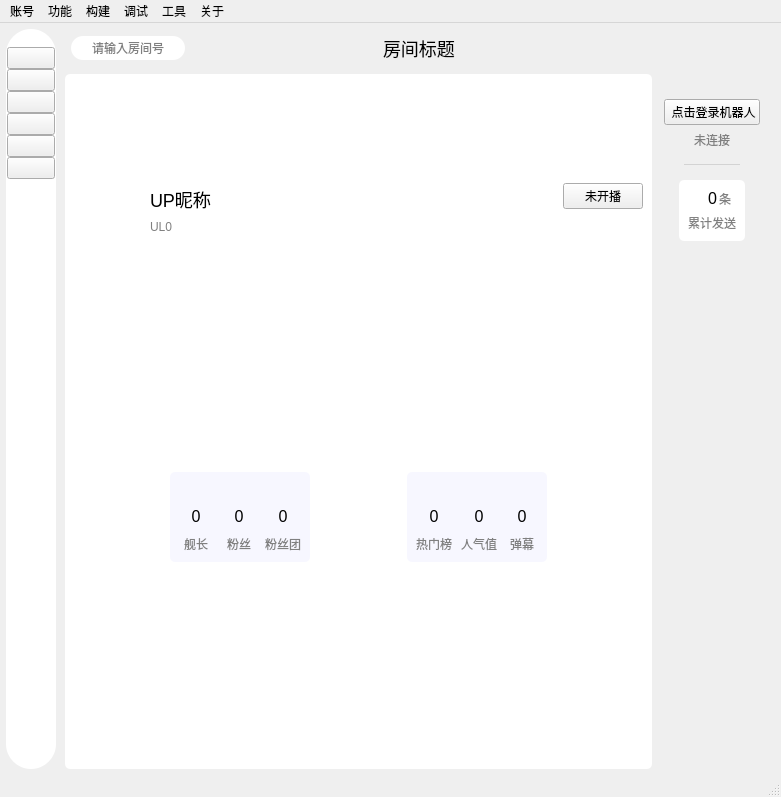
Above: mainwindow/mainwindow.ui from iwxyi/Bilibili-MagicalDanmaku before the change. Below: the same form after it.
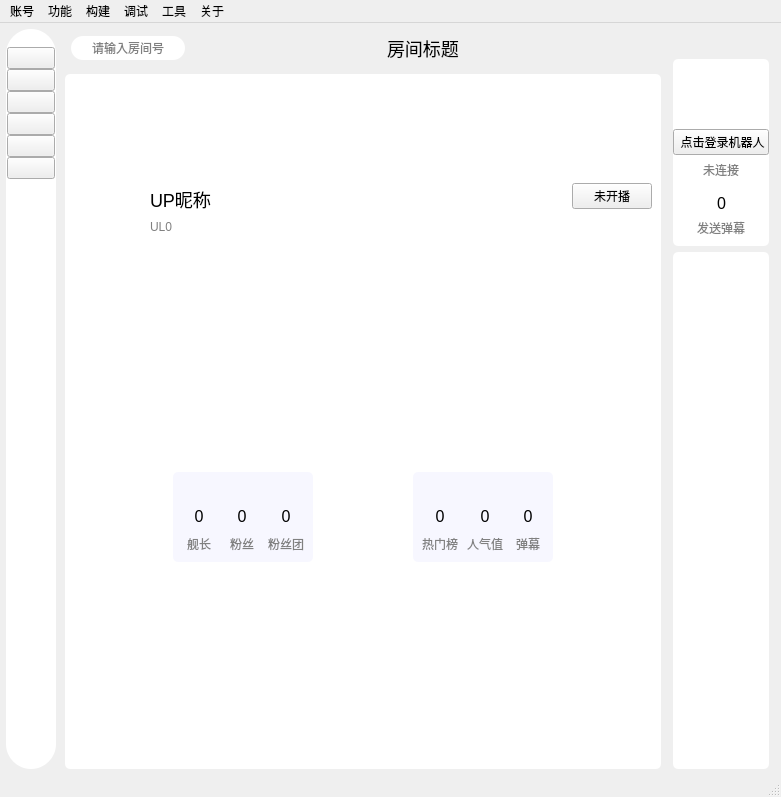
That is the form after the change. The open tabs and pages were chosen to show the change. Icons and pictures are not drawn. Custom widgets are drawn as their Qt base class.

Commit message: UI添加机器人卡片

```diff
--- a/mainwindow/mainwindow.ui
+++ b/mainwindow/mainwindow.ui
@@ -209,7 +209,7 @@
          <number>0</number>
         </property>
         <property name="rightMargin">
-         <number>9</number>
+         <number>0</number>
         </property>
         <property name="bottomMargin">
          <number>0</number>
@@ -870,12 +870,66 @@
          </layout>
         </item>
         <item>
-         <layout class="QVBoxLayout" name="verticalLayout_21">
+         <layout class="QVBoxLayout" name="verticalLayout_21" stretch="0,0,1">
           <property name="leftMargin">
            <number>6</number>
           </property>
           <property name="rightMargin">
            <number>6</number>
+          </property>
+          <item>
+           <layout class="QHBoxLayout" name="horizontalLayout_51">
+            <property name="leftMargin">
+             <number>6</number>
+            </property>
+            <property name="topMargin">
+             <number>6</number>
+            </property>
+            <property name="rightMargin">
+             <number>6</number>
+            </property>
+            <property name="bottomMargin">
+             <number>6</number>
+            </property>
+            <item>
+             <widget class="QWidget" name="roomIdSpacingWidget_3" native="true">
+              <property name="minimumSize">
+               <size>
+                <width>0</width>
+                <height>12</height>
+               </size>
+              </property>
+             </widget>
+            </item>
+           </layout>
+          </item>
+          <item>
+           <widget class="QWidget" name="robotInfoWidget" native="true">
+            <property name="minimumSize">
+             <size>
+              <width>20</width>
+              <height>20</height>
+             </size>
+            </property>
+            <property name="styleSheet">
+             <string notr="true">#robotInfoWidget
+{
+	background: white;
+	border-radius: 5px;
+}</string>
+            </property>
+            <layout class="QVBoxLayout" name="verticalLayout_62">
+             <property name="leftMargin">
+              <number>0</number>
+             </property>
+             <property name="topMargin">
+              <number>0</number>
+             </property>
+             <property name="rightMargin">
+              <number>0</number>
+             </property>
+             <property name="bottomMargin">
+              <number>0</number>
           </property>
           <item>
            <widget class="ClickableLabel" name="robotHeaderLabel">
@@ -927,58 +981,6 @@
             </property>
            </widget>
           </item>
-          <item>
-           <spacer name="verticalSpacer_13">
-            <property name="orientation">
-             <enum>Qt::Vertical</enum>
-            </property>
-            <property name="sizeType">
-             <enum>QSizePolicy::Fixed</enum>
-            </property>
-            <property name="sizeHint" stdset="0">
-             <size>
-              <width>20</width>
-              <height>9</height>
-             </size>
-            </property>
-           </spacer>
-          </item>
-          <item>
-           <widget class="QWidget" name="widget_6" native="true">
-            <property name="minimumSize">
-             <size>
-              <width>0</width>
-              <height>1</height>
-             </size>
-            </property>
-            <property name="maximumSize">
-             <size>
-              <width>16777215</width>
-              <height>1</height>
-             </size>
-            </property>
-            <property name="styleSheet">
-             <string notr="true">background: lightgray;
-margin: 20px;</string>
-            </property>
-           </widget>
-          </item>
-          <item>
-           <spacer name="verticalSpacer_14">
-            <property name="orientation">
-             <enum>Qt::Vertical</enum>
-            </property>
-            <property name="sizeType">
-             <enum>QSizePolicy::Fixed</enum>
-            </property>
-            <property name="sizeHint" stdset="0">
-             <size>
-              <width>20</width>
-              <height>9</height>
-             </size>
-            </property>
-           </spacer>
-          </item>
           <item>
            <layout class="QHBoxLayout" name="horizontalLayout_52">
             <property name="topMargin">
@@ -1085,7 +1087,7 @@
                     </sizepolicy>
                    </property>
                    <property name="styleSheet">
-                    <string notr="true">color: gray;</string>
+                       <string notr="true">color: transparent;</string>
                    </property>
                    <property name="text">
                     <string>条</string>
@@ -1103,7 +1105,7 @@
                   <string notr="true">color: gray;</string>
                  </property>
                  <property name="text">
-                  <string>累计发送</string>
+                     <string>发送弹幕</string>
                  </property>
                  <property name="alignment">
                   <set>Qt::AlignCenter</set>
@@ -1115,18 +1117,25 @@
             </item>
            </layout>
           </item>
+            </layout>
+           </widget>
+          </item>
           <item>
-           <spacer name="verticalSpacer_11">
-            <property name="orientation">
-             <enum>Qt::Vertical</enum>
-            </property>
-            <property name="sizeHint" stdset="0">
+           <widget class="QWidget" name="guardInfoWidget" native="true">
+            <property name="minimumSize">
              <size>
               <width>20</width>
-              <height>40</height>
+              <height>20</height>
              </size>
             </property>
-           </spacer>
+            <property name="styleSheet">
+             <string notr="true">#guardInfoWidget
+{
+	background: white;
+	border-radius: 5px;
+}</string>
+            </property>
+           </widget>
           </item>
          </layout>
         </item>
```
Left out of the diff: 9 changed lines with no effect on the pictures. Lines whose indentation alone changed are shown as unchanged. The commit also changes 1 other file.
